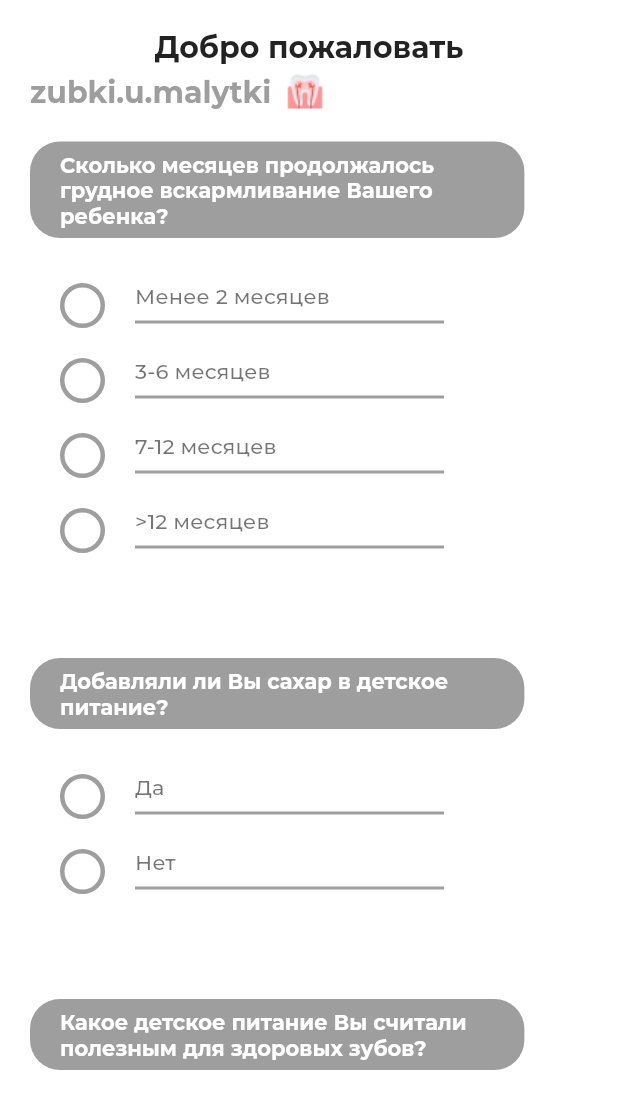
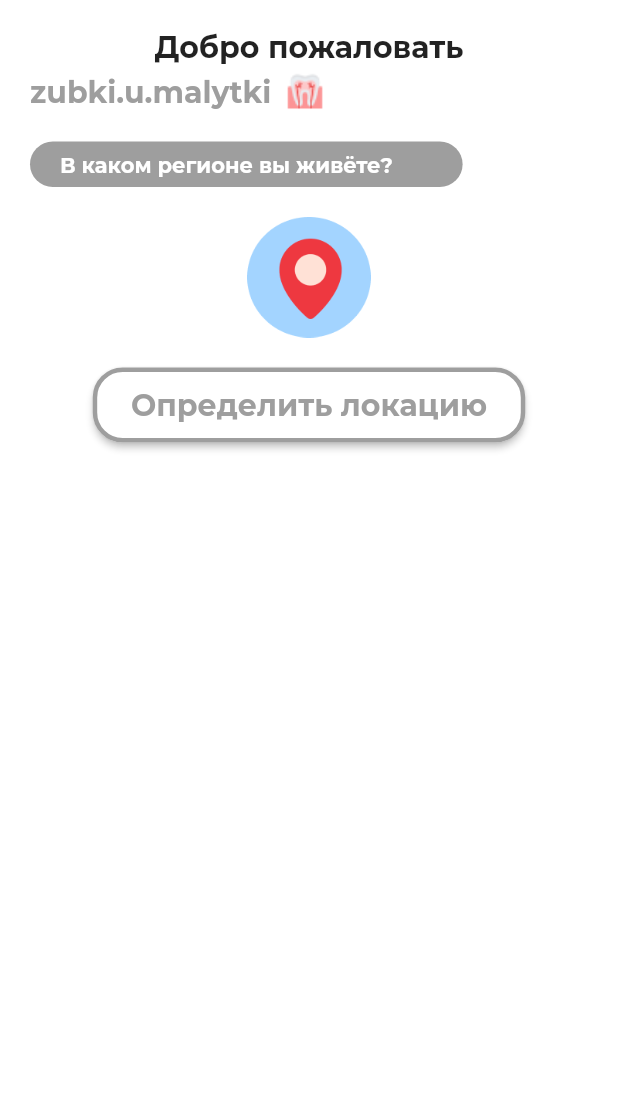
Before and after one commit to vilorg/teeth_app_sirius, a Flutter app: the Questions screen opened directly with empty values, on a phone screen of 412 x 824 dp, the part 121-1236 px from its top. Run offline on Flutter 3.47's test engine with Material 2 defaults, Android fonts, the phone set to English and light mode, and no system bars; our stand-ins replace flutter_svg, google_fonts, mask_text_input_formatter.

Commit message:
Finshed ui registration

```diff
--- a/lib/screens/start/data_question.dart
+++ b/lib/screens/start/data.dart
@@ -73,3 +73,14 @@ List<DataQuestion> getQuestions() {
     ),
   ];
 }
+
+class Area {
+  String name;
+  int value;
+
+  Area(this.name, this.value);
+}
+
+List<Area> getAreas() {
+  return [];
+}
--- a/lib/screens/start/questions.dart
+++ b/lib/screens/start/questions.dart
@@ -1,7 +1,7 @@
 import 'package:flutter/material.dart';
 import 'package:teeth_app_sirius/constants.dart';
 import 'package:teeth_app_sirius/screens/start/build_app_bar.dart';
-import 'package:teeth_app_sirius/screens/start/data_question.dart';
+import 'package:teeth_app_sirius/screens/start/data.dart';
 import 'package:teeth_app_sirius/screens/start/question_one.dart';
 
 class Questions extends StatefulWidget {
@@ -27,8 +27,68 @@ class _QuestionsState extends State<Questions> {
     super.initState();
   }
 
+  bool isArea = true;
+
   @override
   Widget build(BuildContext context) {
+    var setArea = Container(
+      child: Column(
+        crossAxisAlignment: CrossAxisAlignment.center,
+        children: [
+          Align(
+            alignment: Alignment.centerLeft,
+            child: Container(
+              padding: EdgeInsets.symmetric(
+                vertical: kDeffaultPadding / 3,
+                horizontal: kDeffaultPadding,
+              ),
+              margin: EdgeInsets.symmetric(vertical: kDeffaultPadding),
+              width: MediaQuery.of(context).size.width * 0.7,
+              decoration: BoxDecoration(
+                borderRadius: BorderRadius.circular(kDeffaultPadding),
+                color: widget.color,
+              ),
+              child: Text(
+                "В каком регионе вы живёте?",
+                style: Theme.of(context).textTheme.bodyText1!.copyWith(
+                      color: Colors.white,
+                      fontWeight: FontWeight.bold,
+                    ),
+              ),
+            ),
+          ),
+          Image.asset(
+            "assets/images/setArea.png",
+            width: MediaQuery.of(context).size.width * 0.2,
+          ),
+          Container(
+            padding: EdgeInsets.symmetric(vertical: kDeffaultPadding),
+            width: MediaQuery.of(context).size.width * 0.7,
+            height: 90,
+            child: ElevatedButton(
+              onPressed: () => setState(() => isArea = false),
+              child: Text(
+                "Определить локацию",
+                style: Theme.of(context).textTheme.headline6!.copyWith(
+                      color: widget.color,
+                      fontWeight: FontWeight.bold,
+                    ),
+              ),
+              style: ButtonStyle(
+                backgroundColor: MaterialStateProperty.all(Colors.white),
+                shape: MaterialStateProperty.all(
+                  RoundedRectangleBorder(
+                    borderRadius: BorderRadius.circular(20),
+                    side: BorderSide(color: widget.color, width: 3),
+                  ),
+                ),
+              ),
+            ),
+          ),
+        ],
+      ),
+    );
+
     dataPaste = [];
     for (int i = 0; i < data.length; i++) {
       if (!data[i].isLow)
@@ -47,7 +107,8 @@ class _QuestionsState extends State<Questions> {
         padding: const EdgeInsets.symmetric(horizontal: kDeffaultPadding),
         child: Column(
           crossAxisAlignment: CrossAxisAlignment.center,
-          children: [
+          children: isArea
+              ? ([
                   Text(
                     "Добро пожаловать",
                     style: Theme.of(context)
@@ -68,6 +129,33 @@ class _QuestionsState extends State<Questions> {
                       Image.asset("assets/images/teethQuestions.png"),
                     ],
                   ),
+                  setArea,
+                ])
+              : ([
+                    Text(
+                      "Добро пожаловать",
+                      style: Theme.of(context)
+                          .textTheme
+                          .headline6!
+                          .copyWith(fontWeight: FontWeight.bold),
+                      textAlign: TextAlign.start,
+                    ),
+                    SizedBox(height: kDeffaultPadding / 4),
+                    Row(
+                      children: [
+                        Text(
+                          "zubki.u.malytki",
+                          style: Theme.of(context)
+                              .textTheme
+                              .headline6!
+                              .copyWith(
+                                  fontWeight: FontWeight.bold,
+                                  color: widget.color),
+                        ),
+                        SizedBox(width: kDeffaultPadding / 2),
+                        Image.asset("assets/images/teethQuestions.png"),
+                      ],
+                    ),
                   ] +
                   dataPaste +
                   [
@@ -77,17 +165,20 @@ class _QuestionsState extends State<Questions> {
                       height: 90,
                       child: ElevatedButton(
                         onPressed: () {
-                      print(answer.reduce((value, element) => value + element));
+                          print(answer
+                              .reduce((value, element) => value + element));
                         },
                         child: Text(
                           "Далее",
-                      style: Theme.of(context).textTheme.headline6!.copyWith(
+                          style:
+                              Theme.of(context).textTheme.headline6!.copyWith(
                                     color: Colors.white,
                                     fontWeight: FontWeight.bold,
                                   ),
                         ),
                         style: ButtonStyle(
-                      backgroundColor: MaterialStateProperty.all(widget.color),
+                          backgroundColor:
+                              MaterialStateProperty.all(widget.color),
                           shape: MaterialStateProperty.all(
                             RoundedRectangleBorder(
                               borderRadius: BorderRadius.circular(20),
@@ -96,7 +187,7 @@ class _QuestionsState extends State<Questions> {
                         ),
                       ),
                     ),
-              ],
+                  ]),
         ),
       ),
     );
--- /dev/null
+++ b/lib/screens/start/set_area.dart
@@ -0,0 +1,12 @@
+import 'package:flutter/material.dart';
+
+class SetArea extends StatelessWidget {
+  const SetArea({ Key? key }) : super(key: key);
+
+  @override
+  Widget build(BuildContext context) {
+    return Container(
+
+    );
+  }
+}
```
Also changed, not shown: assets/images/setArea.png (added). Lines whose indentation alone changed are shown as unchanged.
